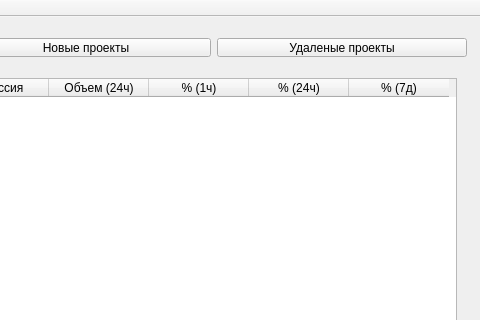
This is mainwindow.ui in valeksan/qapico as Qt 5 draws it before an edit; both pictures show x 573 to 1053 and y 0 to 320 of the 1053 by 645 pixel window. The edited form follows.
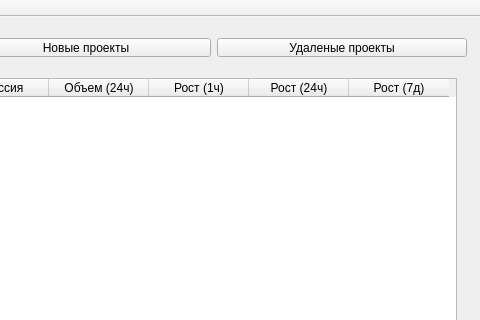
This is the edited form.

What changed in the file:
```diff
--- a/mainwindow.ui
+++ b/mainwindow.ui
@@ -441,17 +441,17 @@
        </column>
        <column>
         <property name="text">
-         <string>% (1ч)</string>
+         <string>Рост (1ч)</string>
         </property>
        </column>
        <column>
         <property name="text">
-         <string>% (24ч)</string>
+         <string>Рост (24ч)</string>
         </property>
        </column>
        <column>
         <property name="text">
-         <string>% (7д)</string>
+         <string>Рост (7д)</string>
         </property>
        </column>
       </widget>
```
